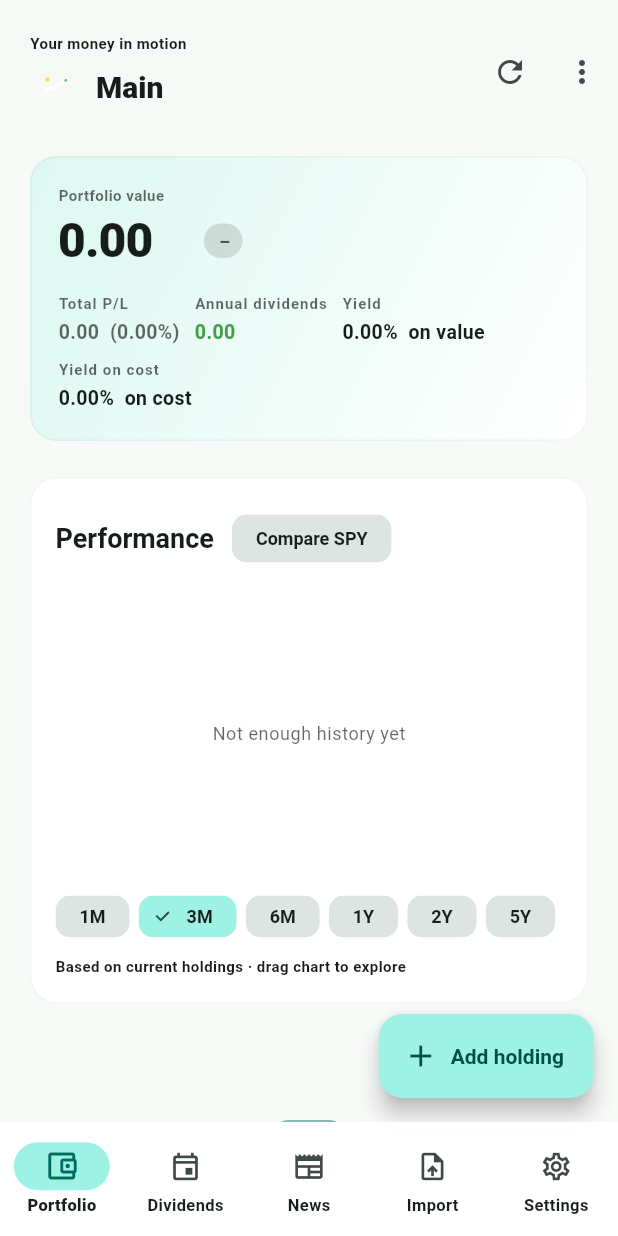
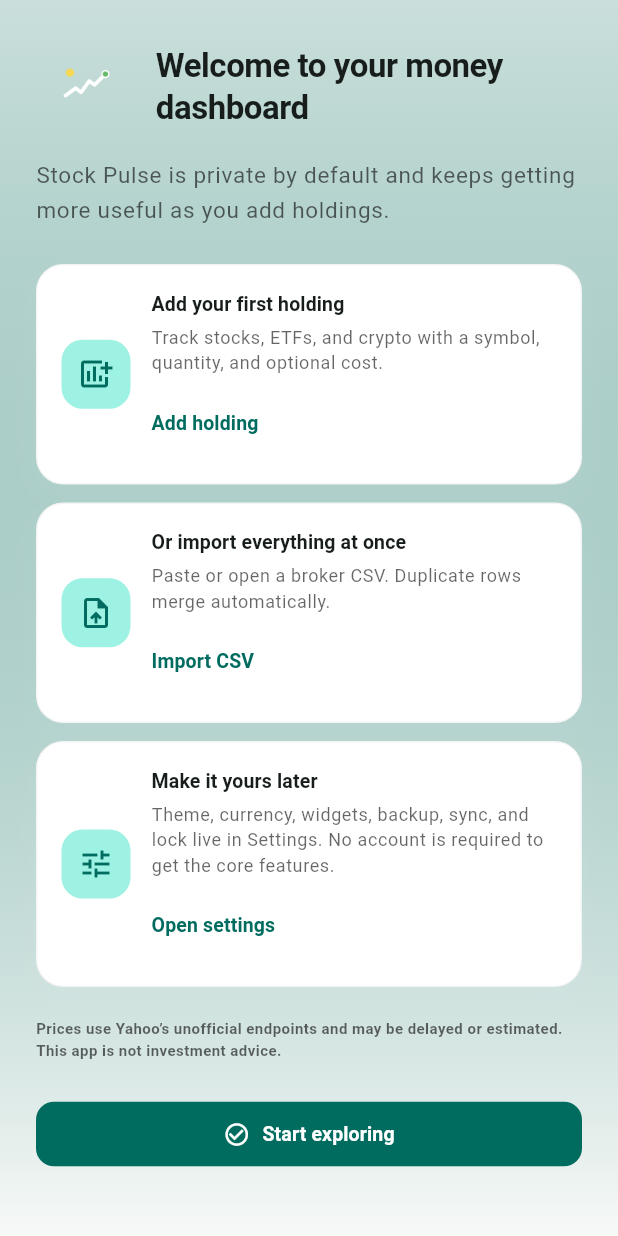
Before and after one commit to daddytroop/stockpulse, a Flutter app: the screen it shows after launch, on a phone screen of 412 x 824 dp. Run offline on Flutter 3.47's test engine with Material 3 defaults, Android fonts, the phone set to English and light mode, and no system bars; drawn by our look-alikes of flutter_animate; our stand-ins replace fl_chart, google_mobile_ads, local_auth, share_plus, shared_preferences, shimmer; missing offline and left inert: file_selector, home_widget.

Commit message:
Add onboarding, data-safety guidance, diagnostics, and backup reminders

```diff
--- a/lib/app.dart
+++ b/lib/app.dart
@@ -3,6 +3,7 @@ import 'package:provider/provider.dart';
 
 import 'providers/portfolio_provider.dart';
 import 'screens/home_shell.dart';
+import 'screens/onboarding_screen.dart';
 import 'theme/app_theme.dart';
 
 class StockPulseApp extends StatelessWidget {
@@ -18,7 +19,24 @@ class StockPulseApp extends StatelessWidget {
       theme: AppTheme.light(),
       darkTheme: AppTheme.dark(),
       themeMode: provider.themeMode,
-      home: const HomeShell(),
+      home: const RootScreen(),
     );
   }
 }
+
+/// Chooses the onboarding shell or main navigation from persisted state.
+class RootScreen extends StatelessWidget {
+  const RootScreen({super.key});
+
+  @override
+  Widget build(BuildContext context) {
+    final provider = context.watch<PortfolioProvider>();
+    if (!provider.showsOnboarding) {
+      return OnboardingScreen(
+        onAction: (_) => provider.completeOnboarding(),
+        onDone: provider.completeOnboarding,
+      );
+    }
+    return const HomeShell();
+  }
+}
--- a/lib/main.dart
+++ b/lib/main.dart
@@ -6,11 +6,14 @@ import 'package:provider/provider.dart';
 import 'app.dart';
 import 'providers/portfolio_provider.dart';
 import 'screens/lock_gate.dart';
+import 'services/diagnostics.dart';
 
 Future<void> main() async {
   WidgetsFlutterBinding.ensureInitialized();
 
   final provider = PortfolioProvider();
+  Diagnostics.setEnabled(provider.crashDiagnostics);
+  await Diagnostics.install(enabled: provider.crashDiagnostics);
   // First paint immediately; data loads + refreshes continue in background.
   unawaited(provider.warmStart());
 
--- a/lib/screens/home_shell.dart
+++ b/lib/screens/home_shell.dart
@@ -58,6 +58,33 @@ class _HomeShellState extends State<HomeShell> {
   @override
   Widget build(BuildContext context) {
     final wide = MediaQuery.sizeOf(context).width >= 900;
+    final provider = context.watch<PortfolioProvider>();
+    if (provider.backupReminderDue) {
+      WidgetsBinding.instance.addPostFrameCallback((_) {
+        context.read<PortfolioProvider>().markBackupReminderShown();
+        showDialog<void>(
+          context: context,
+          builder: (ctx) => AlertDialog(
+            title: const Text('Back up your portfolio?'),
+            content: const Text('Your data stays on this device unless you save '
+              'a backup. Export JSON or CSV before reinstalling or switching phones.'),
+            actions: [
+              TextButton(
+                onPressed: () => Navigator.of(ctx).pop(),
+                child: const Text('Maybe later'),
+              ),
+              FilledButton(
+                onPressed: () {
+                  Navigator.of(ctx).pop();
+                  setState(() => _index = 4);
+                },
+                child: const Text('Open backup'),
+              ),
+            ],
+          ),
+        );
+      });
+    }
     final content = IndexedStack(
         index: _index,
         children: [for (var i = 0; i < _labels.length; i++)
--- /dev/null
+++ b/lib/screens/onboarding_screen.dart
@@ -0,0 +1,144 @@
+import 'package:flutter/material.dart';
+
+import '../widgets/ui/sp_card.dart';
+
+/// One-time, skippable first-run orientation. Core tracking remains usable
+/// without holding any account or API keys.
+class OnboardingScreen extends StatelessWidget {
+  final ValueChanged<String> onAction;
+  final VoidCallback onDone;
+
+  const OnboardingScreen({super.key, required this.onAction, required this.onDone});
+
+  @override
+  Widget build(BuildContext context) {
+    final theme = Theme.of(context);
+    return Scaffold(
+      body: Container(
+        decoration: BoxDecoration(
+          gradient: LinearGradient(
+            begin: Alignment.topCenter,
+            end: Alignment.bottomCenter,
+            colors: [
+              theme.colorScheme.primary.withValues(alpha: .18),
+              theme.scaffoldBackgroundColor,
+            ],
+          ),
+        ),
+        child: SafeArea(
+          child: Center(
+            child: ConstrainedBox(
+              constraints: const BoxConstraints(maxWidth: 520),
+              child: ListView(
+                padding: const EdgeInsets.fromLTRB(24, 24, 24, 40),
+                children: [
+                  Row(children: [
+                    const PulseMark(size: 66),
+                    const SizedBox(width: 14),
+                    Expanded(child: Text(
+                      'Welcome to your money dashboard',
+                      style: theme.textTheme.headlineMedium,
+                    )),
+                  ]),
+                  const SizedBox(height: 16),
+                  Text(
+                    'Stock Pulse is private by default and keeps getting more useful as you add holdings.',
+                    style: theme.textTheme.bodyLarge?.copyWith(color: theme.hintColor),
+                  ),
+                  const SizedBox(height: 24),
+                  _Step(
+                    icon: Icons.add_chart,
+                    title: 'Add your first holding',
+                    copy: 'Track stocks, ETFs, and crypto with a symbol, quantity, and optional cost.',
+                    actionLabel: 'Add holding',
+                    onPressed: () => onAction('add'),
+                  ),
+                  _Step(
+                    icon: Icons.upload_file_outlined,
+                    title: 'Or import everything at once',
+                    copy: 'Paste or open a broker CSV. Duplicate rows merge automatically.',
+                    actionLabel: 'Import CSV',
+                    onPressed: () => onAction('import'),
+                  ),
+                  _Step(
+                    icon: Icons.tune_outlined,
+                    title: 'Make it yours later',
+                    copy: 'Theme, currency, widgets, backup, sync, and lock live in Settings. No account is required to get the core features.',
+                    actionLabel: 'Open settings',
+                    onPressed: () => onAction('settings'),
+                  ),
+                  const SizedBox(height: 8),
+                  Text(
+                    'Prices use Yahoo’s unofficial endpoints and may be delayed or estimated. This app is not investment advice.',
+                    style: theme.textTheme.labelSmall?.copyWith(color: theme.hintColor),
+                  ),
+                  const SizedBox(height: 24),
+                  FilledButton.icon(
+                    icon: const Icon(Icons.check_circle_outline),
+                    label: const Text('Start exploring'),
+                    onPressed: onDone,
+                  ),
+                ],
+              ),
+            ),
+          ),
+        ),
+      ),
+    );
+  }
+}
+
+class PulseMark extends StatelessWidget {
+  final double size;
+  const PulseMark({super.key, this.size = 56});
+
+  @override
+  Widget build(BuildContext context) {
+    return Image.asset('assets/icon/app_icon_foreground.png', width: size, height: size);
+  }
+}
+
+class _Step extends StatelessWidget {
+  final IconData icon;
+  final String title;
+  final String copy;
+  final String actionLabel;
+  final VoidCallback onPressed;
+
+  const _Step({
+    required this.icon,
+    required this.title,
+    required this.copy,
+    required this.actionLabel,
+    required this.onPressed,
+  });
+
+  @override
+  Widget build(BuildContext context) {
+    final theme = Theme.of(context);
+    return SpCard(
+      child: Row(children: [
+        Container(
+          width: 46, height: 46,
+          decoration: BoxDecoration(
+            color: theme.colorScheme.primaryContainer,
+            borderRadius: BorderRadius.circular(14),
+          ),
+          child: Icon(icon, color: theme.colorScheme.primary),
+        ),
+        const SizedBox(width: 14),
+        Expanded(child: Column(crossAxisAlignment: CrossAxisAlignment.start, children: [
+          Text(title, style: theme.textTheme.titleSmall),
+          const SizedBox(height: 4),
+          Text(copy, style: theme.textTheme.bodySmall?.copyWith(color: theme.hintColor)),
+          const SizedBox(height: 8),
+          TextButton(
+            style: TextButton.styleFrom(padding: EdgeInsets.zero),
+            onPressed: onPressed,
+            child: Text(actionLabel),
+          ),
+        ])),
+      ]),
+    );
+  }
+}
--- a/lib/screens/settings_screen.dart
+++ b/lib/screens/settings_screen.dart
@@ -6,6 +6,7 @@ import 'package:local_auth/local_auth.dart';
 import 'package:provider/provider.dart';
 
 import '../providers/portfolio_provider.dart';
+import '../services/diagnostics.dart';
 import '../services/export_service.dart';
 import '../services/sync_service.dart';
 import '../services/widget_service.dart';
@@ -413,6 +414,39 @@ class SettingsScreen extends StatelessWidget {
             ),
           ),
 
+          _section(context, 'Privacy & diagnostics'),
+          Card(
+            child: Column(
+              children: [
+                SwitchListTile(
+                  secondary: const Icon(Icons.favorite_border),
+                  title: const Text('Optional crash diagnostics'),
+                  subtitle: const Text('Write a short, redacted local error log only '
+                    'when this is enabled. It is never sent automatically; share it '
+                    'only with a bug report if you want to.'),
+                  value: provider.crashDiagnostics,
+                  onChanged: provider.setCrashDiagnostics,
+                ),
+                if (Diagnostics.path != null)
+                  ListTile(
+                    leading: const Icon(Icons.bug_report_outlined),
+                    title: const Text('Diagnostics log'),
+                    subtitle: Text(Diagnostics.path!),
+                  ),
+                Padding(
+                  padding: const EdgeInsets.all(12),
+                  child: Text(
+                    'Portfolio data is local. Optional Gist sync stores a backup in the '
+                    'private Gist you own. Android advertising asks Google ad services for '
+                    'a banner and consent status. Diagnostics never include symbols, '
+                    'quantities, tokens, or account numbers when enabled.',
+                    style: theme.textTheme.bodySmall,
+                  ),
+                ),
+              ],
+            ),
+          ),
+
           _section(context, 'About'),
           Card(
             child: Padding(
@@ -420,14 +454,14 @@ class SettingsScreen extends StatelessWidget {
               child: Column(
                 crossAxisAlignment: CrossAxisAlignment.start,
                 children: [
-                  Text('Stock Pulse v1.0.0', style: theme.textTheme.titleSmall),
+                  const Text('Stock Pulse v1.3.1', style: TextStyle(fontWeight: FontWeight.w700)),
                   const SizedBox(height: 6),
                   Text(
                     'A free, open-source replacement for paid portfolio trackers. '
                     'Market data comes from Yahoo Finance\'s unofficial endpoints; '
                     'dividend and earnings dates may be estimated (marked with *).\n\n'
                     'This app is for tracking only and is not investment advice. '
-                    'Prices are delayed and currency conversion between holdings is not applied.',
+                    'Prices are delayed; enabling a display currency applies Yahoo FX rates.',
                     style: theme.textTheme.bodySmall?.copyWith(color: theme.hintColor),
                   ),
                 ],
--- /dev/null
+++ b/lib/services/diagnostics.dart
@@ -0,0 +1,48 @@
+import 'dart:async';
+import 'dart:io';
+
+import 'package:flutter/foundation.dart';
+import 'package:flutter/services.dart';
+
+/// Minimal local diagnostics. Errors are written to a short text log only when
+/// the in-app privacy setting is enabled; the log is never sent automatically.
+class Diagnostics {
+  Diagnostics._();
+
+  static bool _enabled = false;
+  static String? _path;
+
+  static String? get path => _path;
+  static bool get enabled => _enabled;
+
+  static void setEnabled(bool enabled) => _enabled = enabled;
+
+  static Future<void> install({required bool enabled}) async {
+    _enabled = enabled;
+    FlutterError.onError = (details) {
+      FlutterError.presentError(details);
+      log('FlutterError: ${details.exceptionAsString()}');
+    };
+    PlatformDispatcher.instance.onError = (error, stack) {
+      log('PlatformError: $error');
+      return false;
+    };
+    runZonedGuarded(() {}, (error, stack) => log('ZoneError: $error'));
+  }
+
+  static Future<void> log(String message) async {
+    if (!_enabled) return;
+    if (kIsWeb) return;
+    final redacted = message.replaceAll(RegExp(r'[A-Za-z0-9._%+-]+@[A-Za-z0-9.-]+'), '<redacted>');
+    try {
+      final dir = Directory.systemTemp.path;
+      _path = '$dir/stockpulse_diagnostics.txt';
+      await File(_path!).writeAsString(
+        '${DateTime.now().toIso8601String()}  $redacted\n',
+        mode: FileMode.append,
+      );
+    } on PlatformException {
+      // Diagnostic storage is optional and must never break the app.
+    }
+  }
+}
--- a/pubspec.yaml
+++ b/pubspec.yaml
@@ -3,7 +3,7 @@ description: >-
   Stock Pulse - a free, open-source portfolio & dividend tracker for
   Android (APK + home-screen widgets) and Windows desktop.
 publish_to: 'none'
-version: 1.3.0+2
+version: 1.3.1+3
 
 environment:
   sdk: '>=3.6.0 <4.0.0'
```
Also changed, not shown: lib/providers/portfolio_provider.dart (+37 -0 lines), lib/screens/portfolio_screen.dart (+37 -0 lines), 2 other files.
